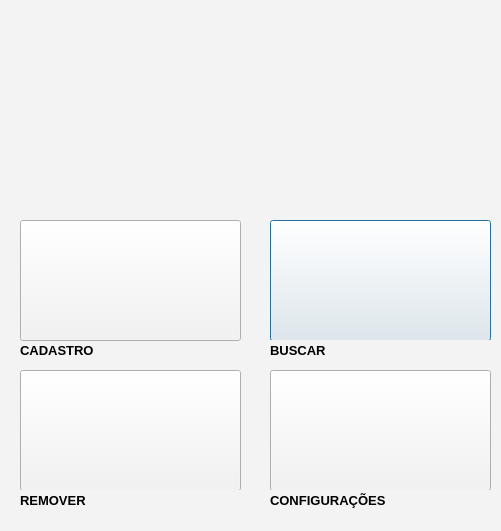
First picture: the form in InterfaceGrafica/Hotel/menu.ui, repository Caioww/Hotel, before the edit.
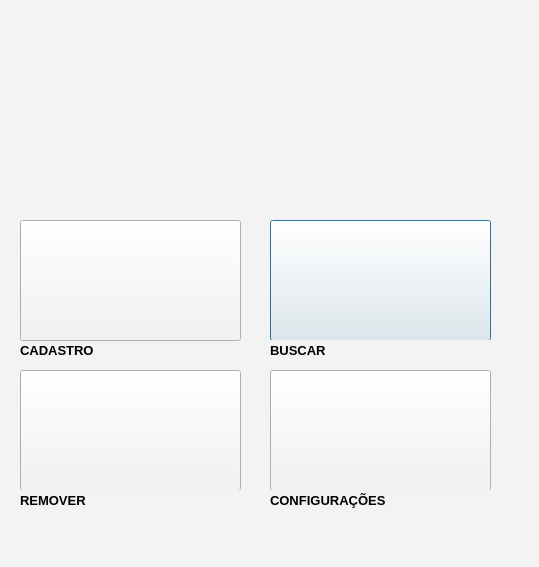
Second picture: the form after the edit. Icons and pictures are not drawn.

Diff of the .ui file:
```diff
--- a/InterfaceGrafica/Hotel/menu.ui
+++ b/InterfaceGrafica/Hotel/menu.ui
@@ -6,8 +6,8 @@
    <rect>
     <x>0</x>
     <y>0</y>
-    <width>501</width>
-    <height>531</height>
+    <width>539</width>
+    <height>567</height>
    </rect>
   </property>
   <property name="windowTitle">
```
